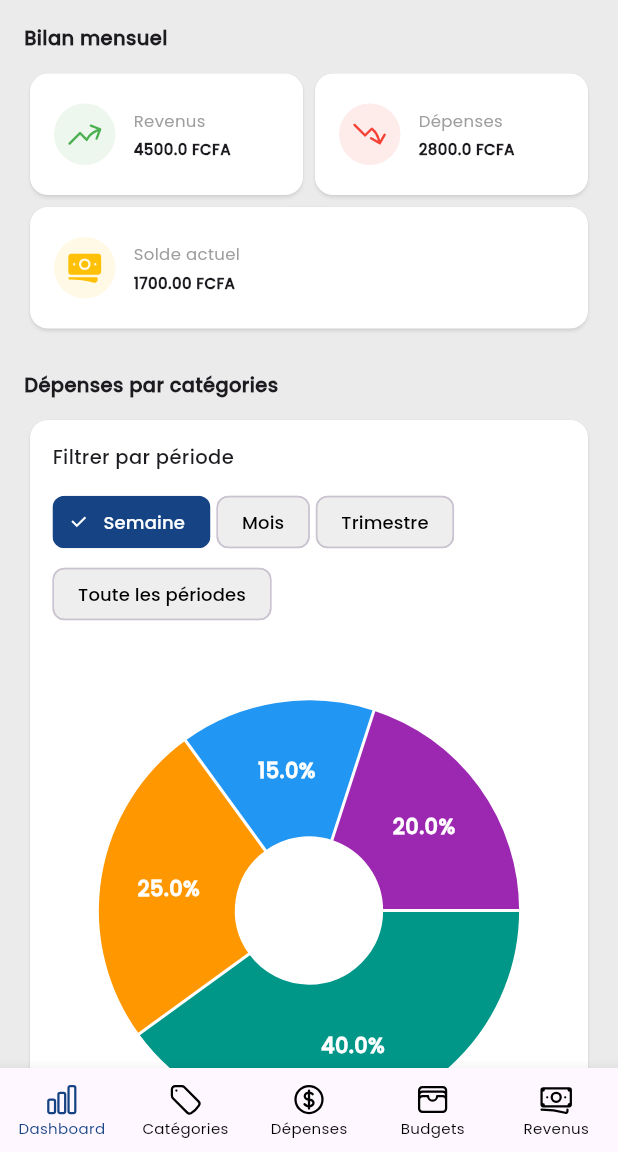
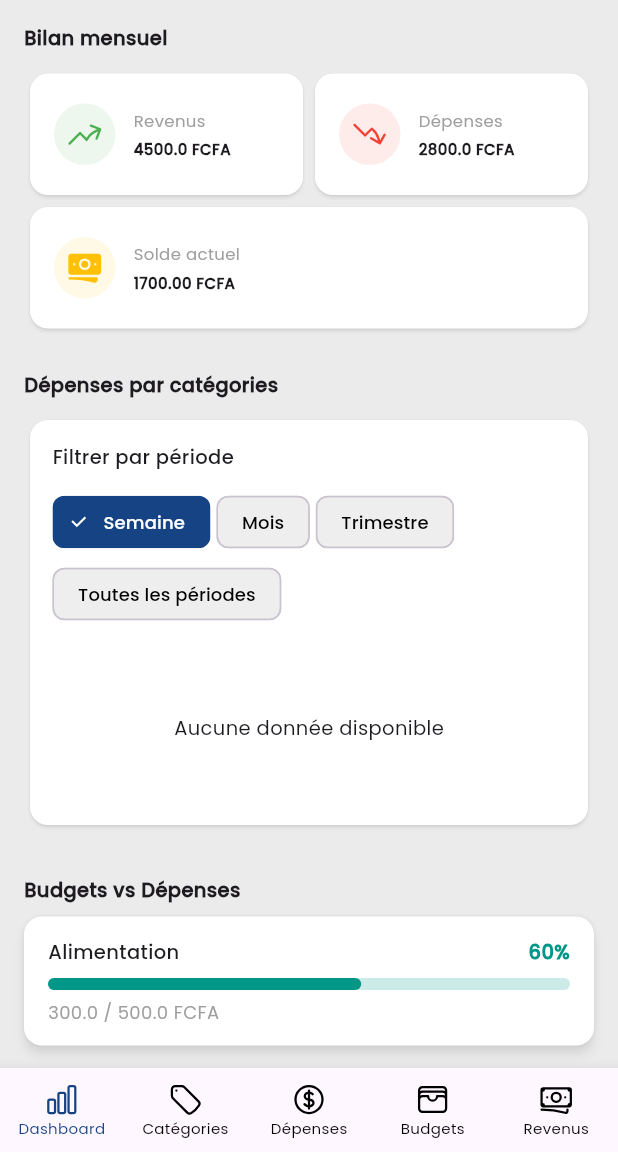
Before and after one commit to Van064886/mon-budget, a Flutter app: the screen it shows after launch, on a phone screen of 412 x 824 dp, the part 84-1236 px from its top. Run offline on Flutter 3.47's test engine with Material 3 defaults, Android fonts, the phone set to English and light mode, and no system bars; drawn by our look-alikes of fl_chart, toastification; our stand-ins replace flutter_slidable, heroicons, sqflite; accounts and stored records are empty.

Commit message:
feat: filter expenses by category chart

```diff
--- a/lib/core/constants/app_constants.dart
+++ b/lib/core/constants/app_constants.dart
@@ -4,4 +4,15 @@ class AppConstants {
   static const mainColor = Color.fromARGB(255, 22, 67, 131);
   static const primaryColor = Color.fromARGB(255, 235, 235, 235);
   static const darkPrimaryColor = Color(0xFF919191);
+
+  static const List<Color> categoryColors = [
+    Colors.teal,
+    Colors.orange,
+    Colors.blue,
+    Colors.purple,
+    Colors.red,
+    Colors.green,
+    Colors.indigo,
+    Colors.amber,
+  ];
 }
--- /dev/null
+++ b/lib/views/dashboard/_partials/budget_versus_expenses.dart
@@ -0,0 +1,79 @@
+import 'package:flutter/material.dart';
+
+class BudgetVersusExpenses extends StatefulWidget {
+  const BudgetVersusExpenses({super.key});
+
+  @override
+  State<BudgetVersusExpenses> createState() => _BudgetVersusExpensesState();
+}
+
+class _BudgetVersusExpensesState extends State<BudgetVersusExpenses> {
+  @override
+  Widget build(BuildContext context) {
+    return Column(
+      crossAxisAlignment: CrossAxisAlignment.start,
+      children: [
+        const Align(
+          alignment: Alignment.centerLeft,
+          child: Text(
+            "Budgets vs Dépenses",
+            style: TextStyle(fontSize: 13, fontWeight: FontWeight.w800),
+          ),
+        ),
+        _buildBudgetCard("Alimentation", 500, 300, Colors.teal),
+        _buildBudgetCard("Transport", 200, 150, Colors.orange),
+        _buildBudgetCard("Logement", 1000, 1000, Colors.blue),
+      ],
+    );
+  }
+
+  Widget _buildBudgetCard(
+    String title,
+    double budget,
+    double spent,
+    Color color,
+  ) {
+    final percent = (spent / budget).clamp(0.0, 1.0);
+    final percentText = (percent * 100).toStringAsFixed(0);
+
+    return Card(
+      margin: const EdgeInsets.symmetric(vertical: 8),
+      elevation: 3,
+      shape: RoundedRectangleBorder(borderRadius: BorderRadius.circular(12)),
+      child: Padding(
+        padding: const EdgeInsets.symmetric(horizontal: 16, vertical: 14),
+        child: Column(
+          crossAxisAlignment: CrossAxisAlignment.start,
+          children: [
+            Row(
+              mainAxisAlignment: MainAxisAlignment.spaceBetween,
+              children: [
+                Text(
+                  title,
+                  style: const TextStyle(fontWeight: FontWeight.w600),
+                ),
+                Text(
+                  "$percentText%",
+                  style: TextStyle(color: color, fontWeight: FontWeight.bold),
+                ),
+              ],
+            ),
+            const SizedBox(height: 8),
+            LinearProgressIndicator(
+              value: percent,
+              backgroundColor: color.withOpacity(0.2),
+              valueColor: AlwaysStoppedAnimation(color),
+              minHeight: 8,
+              borderRadius: BorderRadius.circular(8),
+            ),
+            const SizedBox(height: 6),
+            Text(
+              "$spent / $budget FCFA",
+              style: const TextStyle(fontSize: 12, color: Colors.grey),
+            ),
+          ],
+        ),
+      ),
+    );
+  }
+}
--- a/lib/views/dashboard/_partials/filter_expenses_by_categories.dart
+++ b/lib/views/dashboard/_partials/filter_expenses_by_categories.dart
@@ -1,6 +1,11 @@
 import 'package:flutter/material.dart';
 import 'package:fl_chart/fl_chart.dart';
 import 'package:mon_budget/core/constants/app_constants.dart';
+import 'package:mon_budget/models/expense.dart';
+import 'package:mon_budget/models/expense_category.dart';
+import 'package:mon_budget/services/category_service.dart';
+import 'package:mon_budget/services/expense_service.dart';
+import 'package:provider/provider.dart';
 
 class FilterExpensesByCategories extends StatefulWidget {
   const FilterExpensesByCategories({super.key});
@@ -16,19 +21,80 @@ class _FilterExpensesByCategoriesState
     'Semaine',
     'Mois',
     'Trimestre',
-    'Toute les périodes',
+    'Toutes les périodes',
   ];
   String selectedPeriode = 'Semaine';
 
-  final chartData = [
-    {'label': 'Alimentation', 'value': 40.0, 'color': Colors.teal},
-    {'label': 'Transport', 'value': 25.0, 'color': Colors.orange},
-    {'label': 'Logement', 'value': 15.0, 'color': Colors.blue},
-    {'label': 'Autres', 'value': 20.0, 'color': Colors.purple},
-  ];
+  @override
+  void initState() {
+    super.initState();
+    // Charge les données au démarrage
+    WidgetsBinding.instance.addPostFrameCallback((_) {
+      _loadInitialData();
+    });
+  }
+
+  Future<void> _loadInitialData() async {
+    final expenseService = Provider.of<ExpenseService>(context, listen: false);
+    final categoryService = Provider.of<CategoryService>(
+      context,
+      listen: false,
+    );
+
+    if (expenseService.expenses.isEmpty) {
+      await expenseService.fetchExpenses();
+    }
+    if (categoryService.categories.isEmpty) {
+      await categoryService.fetchCategories();
+    }
+
+    if (mounted) {
+      setState(() {});
+    }
+  }
 
   @override
   Widget build(BuildContext context) {
+    final expenseService = Provider.of<ExpenseService>(context);
+    final categoryService = Provider.of<CategoryService>(context);
+    final expenses = expenseService.expenses;
+    final categories = categoryService.categories;
+
+    // Filter expenses based on the defined periodicity
+    List<Expense> filteredExpenses = _filterExpensesByPeriod(expenses);
+
+    // Group expenses by category
+    Map<int, double> expensesByCategory = {};
+    for (var expense in filteredExpenses) {
+      expensesByCategory.update(
+        expense.categoryId,
+        (value) => value + expense.amount,
+        ifAbsent: () => expense.amount,
+      );
+    }
+
+    // Prepare data for the chart
+    List<Map<String, dynamic>> chartData = [];
+    final categoryColors = AppConstants.categoryColors;
+
+    for (var entry in expensesByCategory.entries) {
+      final category = categories.firstWhere(
+        (cat) => cat.id == entry.key,
+        orElse: () => ExpenseCategory(id: -1, name: 'Inconnue'),
+      );
+
+      chartData.add({
+        'label': category.name,
+        'value': entry.value,
+        'color': categoryColors[entry.key % categoryColors.length],
+      });
+    }
+
+    // Sort by descending amount
+    chartData.sort(
+      (a, b) => (b['value'] as double).compareTo(a['value'] as double),
+    );
+
     final total = chartData.fold<double>(
       0,
       (sum, e) => sum + (e['value'] as double),
@@ -78,16 +144,13 @@ class _FilterExpensesByCategoriesState
                 const SizedBox(height: 16),
 
                 // Pie Chart
-                Column(
-                  crossAxisAlignment: CrossAxisAlignment.center,
-                  children: [
-                    AspectRatio(
-                      aspectRatio: 1,
+                if (chartData.isNotEmpty) ...[
+                  SizedBox(
+                    height: 200,
                     child: PieChart(
                       PieChartData(
-                          sectionsSpace: 2,
-                          centerSpaceRadius:
-                              MediaQuery.of(context).size.width * .12,
+                        sectionsSpace: 0,
+                        centerSpaceRadius: 40,
                         sections:
                             chartData.map((entry) {
                               final percentage = ((entry['value'] as double) /
@@ -98,12 +161,11 @@ class _FilterExpensesByCategoriesState
                                 value: entry['value'] as double,
                                 color: entry['color'] as Color,
                                 title: '$percentage%',
-                                  radius:
-                                      MediaQuery.of(context).size.width * 0.22,
+                                radius: 50,
                                 titleStyle: const TextStyle(
+                                  fontSize: 12,
+                                  fontWeight: FontWeight.bold,
                                   color: Colors.white,
-                                    fontWeight: FontWeight.bold,
-                                    fontSize: 14,
                                 ),
                               );
                             }).toList(),
@@ -111,11 +173,9 @@ class _FilterExpensesByCategoriesState
                     ),
                   ),
                   const SizedBox(height: 16),
-
-                    // Legend below the chart
                   Wrap(
                     alignment: WrapAlignment.center,
-                      spacing: 20,
+                    spacing: 12,
                     runSpacing: 8,
                     children:
                         chartData.map((entry) {
@@ -132,14 +192,19 @@ class _FilterExpensesByCategoriesState
                                 ),
                               ),
                               Text(
-                                  '${entry['label']} (${entry['value']})',
-                                  style: const TextStyle(fontSize: 13),
+                                '${entry['label']} (${(entry['value'] as double).toStringAsFixed(0)} FCFA',
+                                style: const TextStyle(fontSize: 12),
                               ),
                             ],
                           );
                         }).toList(),
                   ),
-                  ],
+                ] else
+                  const Center(
+                    child: Padding(
+                      padding: EdgeInsets.symmetric(vertical: 40),
+                      child: Text("Aucune donnée disponible"),
+                    ),
                   ),
               ],
             ),
@@ -148,4 +213,33 @@ class _FilterExpensesByCategoriesState
       ],
     );
   }
+
+  List<Expense> _filterExpensesByPeriod(List<Expense> expenses) {
+    final now = DateTime.now();
+    DateTime startDate;
+    DateTime endDate = now;
+
+    switch (selectedPeriode) {
+      case 'Semaine':
+        startDate = now.subtract(Duration(days: now.weekday - 1));
+        break;
+      case 'Mois':
+        startDate = DateTime(now.year, now.month, 1);
+        break;
+      case 'Trimestre':
+        final quarter = (now.month - 1) ~/ 3;
+        startDate = DateTime(now.year, quarter * 3 + 1, 1);
+        break;
+      case 'Toutes les périodes':
+      default:
+        return expenses;
     }
+
+    return expenses.where((expense) {
+      final expenseDate = DateTime.tryParse(expense.date);
+      return expenseDate != null &&
+          expenseDate.isAfter(startDate.subtract(const Duration(days: 1))) &&
+          expenseDate.isBefore(endDate.add(const Duration(days: 1)));
+    }).toList();
+  }
+}
--- a/lib/views/dashboard/dashboard_screen.dart
+++ b/lib/views/dashboard/dashboard_screen.dart
@@ -1,5 +1,6 @@
 import 'package:flutter/material.dart';
 import 'package:heroicons/heroicons.dart';
+import 'package:mon_budget/views/dashboard/_partials/budget_versus_expenses.dart';
 import 'package:mon_budget/views/dashboard/_partials/filter_expenses_by_categories.dart';
 import 'package:mon_budget/views/dashboard/_partials/monthly_summary.dart';
 
@@ -37,16 +38,7 @@ class _DashboardScreenState extends State<DashboardScreen> {
                 const SizedBox(height: 30),
 
                 // Budgets vs Dépenses
-                const Align(
-                  alignment: Alignment.centerLeft,
-                  child: Text(
-                    "Budgets vs Dépenses",
-                    style: TextStyle(fontSize: 13, fontWeight: FontWeight.w800),
-                  ),
-                ),
-                _buildBudgetCard("Alimentation", 500, 300, Colors.teal),
-                _buildBudgetCard("Transport", 200, 150, Colors.orange),
-                _buildBudgetCard("Logement", 1000, 1000, Colors.blue),
+                BudgetVersusExpenses(),
               ],
             ),
           ),
@@ -54,54 +46,4 @@ class _DashboardScreenState extends State<DashboardScreen> {
       ),
     );
   }
-
-  Widget _buildBudgetCard(
-    String title,
-    double budget,
-    double spent,
-    Color color,
-  ) {
-    final percent = (spent / budget).clamp(0.0, 1.0);
-    final percentText = (percent * 100).toStringAsFixed(0);
-
-    return Card(
-      margin: const EdgeInsets.symmetric(vertical: 8),
-      elevation: 3,
-      shape: RoundedRectangleBorder(borderRadius: BorderRadius.circular(12)),
-      child: Padding(
-        padding: const EdgeInsets.symmetric(horizontal: 16, vertical: 14),
-        child: Column(
-          crossAxisAlignment: CrossAxisAlignment.start,
-          children: [
-            Row(
-              mainAxisAlignment: MainAxisAlignment.spaceBetween,
-              children: [
-                Text(
-                  title,
-                  style: const TextStyle(fontWeight: FontWeight.w600),
-                ),
-                Text(
-                  "$percentText%",
-                  style: TextStyle(color: color, fontWeight: FontWeight.bold),
-                ),
-              ],
-            ),
-            const SizedBox(height: 8),
-            LinearProgressIndicator(
-              value: percent,
-              backgroundColor: color.withOpacity(0.2),
-              valueColor: AlwaysStoppedAnimation(color),
-              minHeight: 8,
-              borderRadius: BorderRadius.circular(8),
-            ),
-            const SizedBox(height: 6),
-            Text(
-              "$spent / $budget FCFA",
-              style: const TextStyle(fontSize: 12, color: Colors.grey),
-            ),
-          ],
-        ),
-      ),
-    );
-  }
 }
```
Lines whose indentation alone changed are shown as unchanged.
